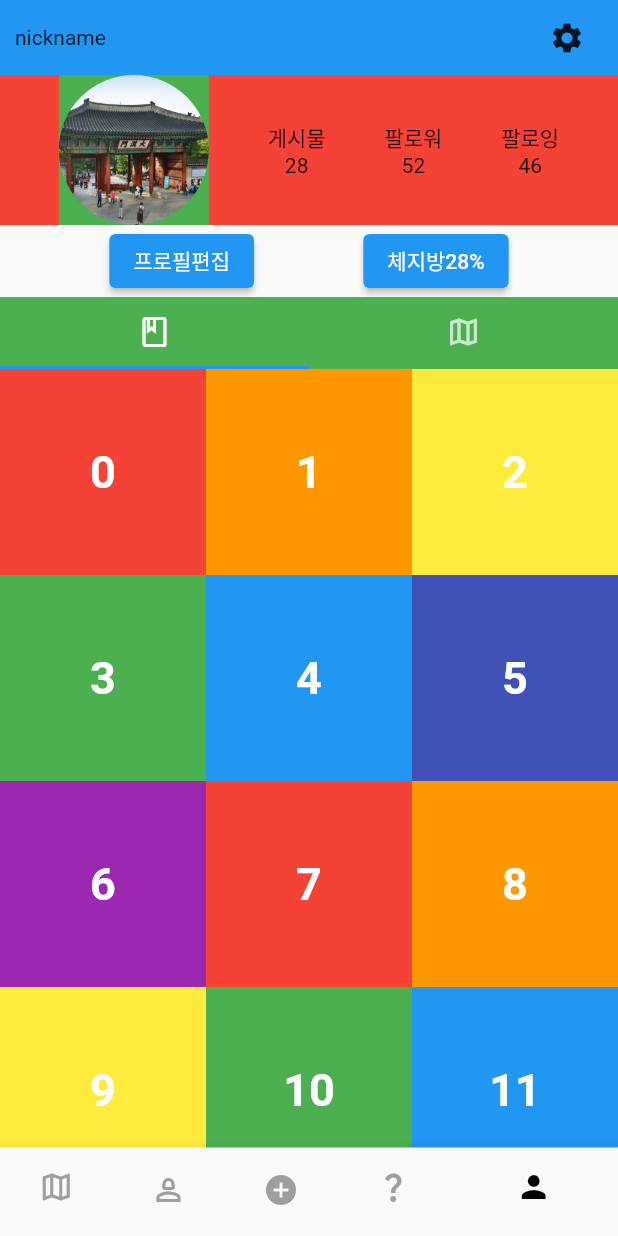
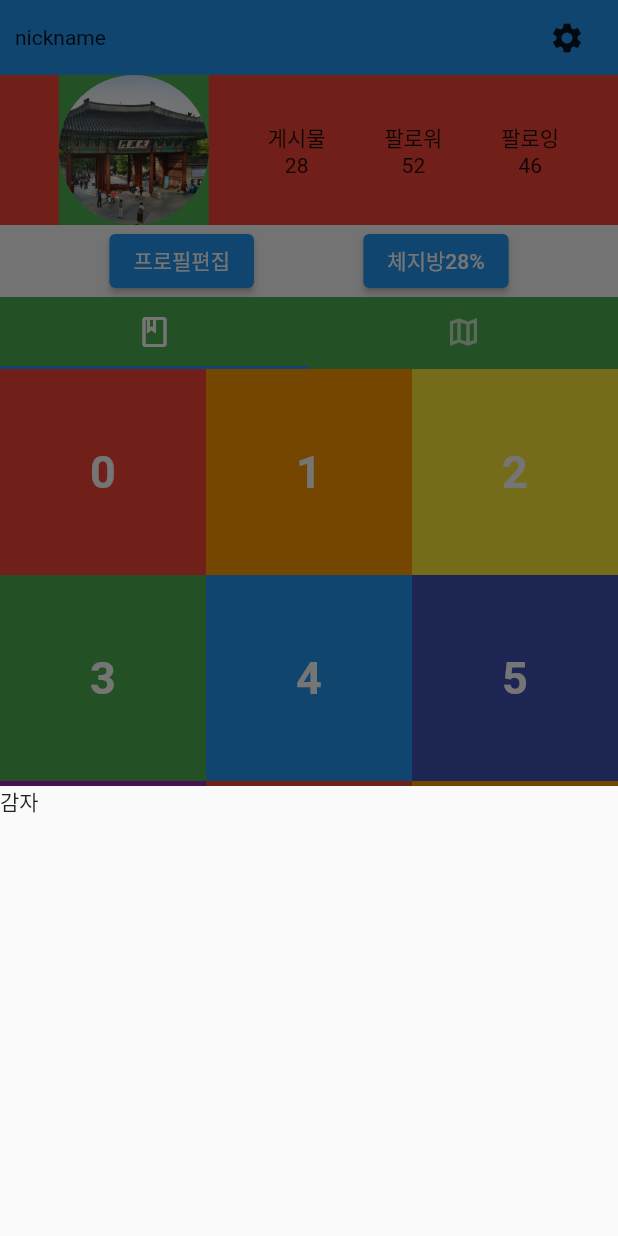
Before and after one commit to Kitjdeh/areastory, a Flutter app: the screen it shows after launch, item 5 of the bottom bar chosen, after a tap on the "settings" icon, on a phone screen of 412 x 824 dp. Run offline on Flutter 3.47's test engine with Material 2 defaults, Android fonts, the phone set to English and light mode, and no system bars; network calls fail.

Commit message:
feat: create showModalBottomSheet on mypage setting button

```diff
--- a/front/lib/screen/mypage.dart
+++ b/front/lib/screen/mypage.dart
@@ -28,7 +28,21 @@ class _MyPageScreenState extends State<MyPageScreen> {
                   // 추후 아이콘 버튼 + Icon이미지 변경
                   IconButton(
                       icon: Icon(Icons.settings),
-                    onPressed: (){},
+                    onPressed: (){
+                        // 설정버튼 클릭시 하단 모달up
+                        showModalBottomSheet(
+                            context: context,
+                            // 모달 이외 클릭시 모달창 닫힘.
+                            isDismissible: true,
+                            builder: (BuildContext context){
+                              return Container(
+                                height: 300,
+                                width: MediaQuery.of(context).size.width,
+                                child: Text("감자"),
+                              );
+                            }
+                        );
+                    },
                   )
                 ],
               ),
```
